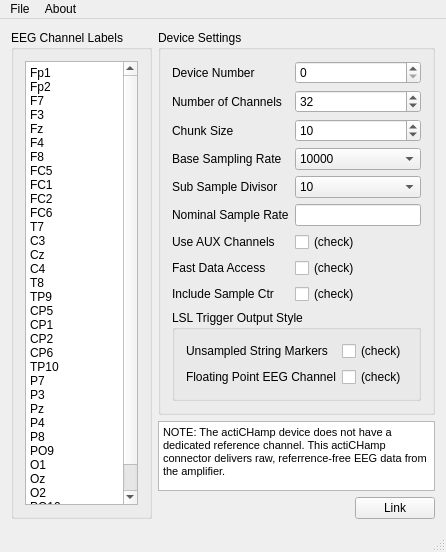
Qt form mainwindow.ui (brain-products/LSL-actiCHamp) before a commit.
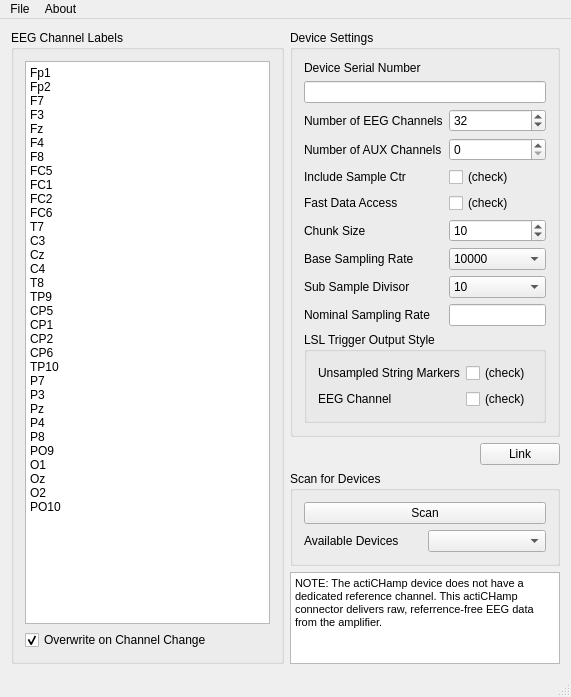
The same form after that commit.

Diff of the .ui file:
```diff
--- a/mainwindow.ui
+++ b/mainwindow.ui
@@ -6,8 +6,8 @@
    <rect>
     <x>0</x>
     <y>0</y>
-    <width>431</width>
-    <height>552</height>
+    <width>571</width>
+    <height>697</height>
    </rect>
   </property>
   <property name="windowTitle">
@@ -62,6 +62,19 @@
          </property>
         </widget>
        </item>
+       <item row="1" column="0">
+        <widget class="QCheckBox" name="overwriteChannelLabels">
+         <property name="toolTip">
+          <string>If checked, channel labels will auto-update when number of EEG channels or AUX channels is adjusted.</string>
+         </property>
+         <property name="text">
+          <string>Overwrite on Channel Change</string>
+         </property>
+         <property name="checked">
+          <bool>true</bool>
+         </property>
+        </widget>
+       </item>
       </layout>
      </widget>
     </item>
@@ -77,37 +90,21 @@
           <enum>QFormLayout::AllNonFixedFieldsGrow</enum>
          </property>
          <item row="0" column="0">
-          <widget class="QLabel" name="label_4">
+          <widget class="QLabel" name="label_12">
            <property name="text">
-            <string>Device Number</string>
+            <string>Device Serial Number</string>
            </property>
           </widget>
          </item>
-         <item row="0" column="1">
-          <widget class="QSpinBox" name="deviceNumber">
-           <property name="toolTip">
-            <string>The number of the USB device (if multiple); the first one is #0.</string>
-           </property>
-           <property name="minimum">
-            <number>0</number>
-           </property>
-           <property name="maximum">
-            <number>256</number>
-           </property>
-           <property name="value">
-            <number>0</number>
-           </property>
-          </widget>
-         </item>
-         <item row="1" column="0">
+         <item row="2" column="0">
           <widget class="QLabel" name="label_2">
            <property name="text">
-            <string>Number of Channels</string>
+            <string>Number of EEG Channels</string>
            </property>
           </widget>
          </item>
-         <item row="1" column="1">
-          <widget class="QSpinBox" name="channelCount">
+         <item row="2" column="1">
+          <widget class="QSpinBox" name="eegChannelCount">
            <property name="toolTip">
             <string>This must match the number of entries in the channel list</string>
            </property>
@@ -125,14 +122,68 @@
            </property>
           </widget>
          </item>
-         <item row="2" column="0">
+         <item row="3" column="0">
+          <widget class="QLabel" name="label_7">
+           <property name="text">
+            <string>Number of AUX Channels</string>
+           </property>
+          </widget>
+         </item>
+         <item row="3" column="1">
+          <widget class="QSpinBox" name="auxChannelCount">
+           <property name="toolTip">
+            <string>Number of requested aux channels. </string>
+           </property>
+           <property name="maximum">
+            <number>8</number>
+           </property>
+          </widget>
+         </item>
+         <item row="4" column="0">
+          <widget class="QLabel" name="label_11">
+           <property name="text">
+            <string>Include Sample Ctr</string>
+           </property>
+          </widget>
+         </item>
+         <item row="4" column="1">
+          <widget class="QCheckBox" name="useSampleCtr">
+           <property name="toolTip">
+            <string>Enabling this option will record an extra channel of EEG corresponding to the sample counter coming from the device. </string>
+           </property>
+           <property name="text">
+            <string>(check)</string>
+           </property>
+          </widget>
+         </item>
+         <item row="5" column="0">
+          <widget class="QLabel" name="label_8">
+           <property name="text">
+            <string>Fast Data Access</string>
+           </property>
+          </widget>
+         </item>
+         <item row="5" column="1">
+          <widget class="QCheckBox" name="fastDataAccess">
+           <property name="toolTip">
+            <string>This will enable the fast data access mode of the amplifier. The data will arrive with lower latency at the cost of disabling periodic connection checks with the amplifier.</string>
+           </property>
+           <property name="text">
+            <string>(check)</string>
+           </property>
+           <property name="checked">
+            <bool>false</bool>
+           </property>
+          </widget>
+         </item>
+         <item row="6" column="0">
           <widget class="QLabel" name="label">
            <property name="text">
             <string>Chunk Size</string>
            </property>
           </widget>
          </item>
-         <item row="2" column="1">
+         <item row="6" column="1">
           <widget class="QSpinBox" name="chunkSize">
            <property name="toolTip">
             <string>The number of samples per chunk emitted by the driver -- a small value will lead to lower overall latency but causes more CPU load</string>
@@ -148,14 +199,14 @@
            </property>
           </widget>
          </item>
-         <item row="3" column="0">
+         <item row="7" column="0">
           <widget class="QLabel" name="label_3">
            <property name="text">
             <string>Base Sampling Rate</string>
            </property>
           </widget>
          </item>
-         <item row="3" column="1">
+         <item row="7" column="1">
           <widget class="QComboBox" name="baseSamplingRate">
            <property name="toolTip">
             <string>The sampling rate to use; higher sampling rates require more network bandwidth (and storage space if recording), particularly the very high rates of 10KHz+. The native rates are those that are natively supported by the hardware and the resampled rates are resampled in software  (using a linear-phase sinc resampler that delays the output signal by 5 samples).</string>
@@ -180,14 +231,14 @@
            </item>
           </widget>
          </item>
-         <item row="4" column="0">
+         <item row="8" column="0">
           <widget class="QLabel" name="label_6">
            <property name="text">
             <string>Sub Sample Divisor</string>
            </property>
           </widget>
          </item>
-         <item row="4" column="1">
+         <item row="8" column="1">
           <widget class="QComboBox" name="subSampleDivisor">
            <property name="currentIndex">
             <number>3</number>
@@ -229,61 +280,21 @@
            </item>
           </widget>
          </item>
-         <item row="5" column="0">
+         <item row="9" column="0">
           <widget class="QLabel" name="label_10">
            <property name="text">
-            <string>Nominal Sample Rate</string>
+            <string>Nominal Sampling Rate</string>
            </property>
           </widget>
          </item>
-         <item row="5" column="1">
+         <item row="9" column="1">
           <widget class="QLineEdit" name="nominalSamplingRate">
            <property name="readOnly">
             <bool>true</bool>
            </property>
           </widget>
          </item>
-         <item row="6" column="0">
-          <widget class="QLabel" name="label_7">
-           <property name="text">
-            <string>Use AUX Channels</string>
-           </property>
-          </widget>
-         </item>
-         <item row="6" column="1">
-          <widget class="QCheckBox" name="useAUX">
-           <property name="toolTip">
-            <string>If this is checked then the last 8 channels will hold the AUX signals; make sure to increase your channel count accordingly.</string>
-           </property>
-           <property name="text">
-            <string>(check)</string>
-           </property>
-           <property name="checked">
-            <bool>false</bool>
-           </property>
-          </widget>
-         </item>
-         <item row="7" column="0">
-          <widget class="QLabel" name="label_8">
-           <property name="text">
-            <string>Fast Data Access</string>
-           </property>
-          </widget>
-         </item>
-         <item row="7" column="1">
-          <widget class="QCheckBox" name="fastDataAccess">
-           <property name="toolTip">
-            <string>This will enable the fast data access mode of the amplifier. The data will arrive with lower latency at the cost of disabling periodic connection checks with the amplifier.</string>
-           </property>
-           <property name="text">
-            <string>(check)</string>
-           </property>
-           <property name="checked">
-            <bool>false</bool>
-           </property>
-          </widget>
-         </item>
-         <item row="9" column="0" colspan="2">
+         <item row="14" column="0" colspan="2">
           <widget class="QGroupBox" name="groupBox_3">
            <property name="title">
             <string>LSL Trigger Output Style</string>
@@ -312,7 +323,7 @@
             <item row="1" column="0">
              <widget class="QLabel" name="label_9">
               <property name="text">
-               <string>Floating Point EEG Channel</string>
+               <string>EEG Channel</string>
               </property>
              </widget>
             </item>
@@ -329,53 +340,16 @@
            </layout>
           </widget>
          </item>
-         <item row="8" column="0">
-          <widget class="QLabel" name="label_11">
-           <property name="text">
-            <string>Include Sample Ctr</string>
-           </property>
-          </widget>
-         </item>
-         <item row="8" column="1">
-          <widget class="QCheckBox" name="useSampleCtr">
+         <item row="1" column="0" colspan="2">
+          <widget class="QLineEdit" name="serialNumber">
            <property name="toolTip">
-            <string>Enabling this option will record an extra channel of EEG corresponding to the sample counter coming from the device. </string>
-           </property>
-           <property name="text">
-            <string>(check)</string>
+            <string>Serial number identifying requested devices. Hit scan to update.</string>
            </property>
           </widget>
          </item>
         </layout>
        </widget>
       </item>
-      <item>
-       <widget class="QTextEdit" name="textEdit">
-        <property name="readOnly">
-         <bool>true</bool>
-        </property>
-        <property name="html">
-         <string>&lt;!DOCTYPE HTML PUBLIC &quot;-//W3C//DTD HTML 4.0//EN&quot; &quot;http://www.w3.org/TR/REC-html40/strict.dtd&quot;&gt;
-&lt;html&gt;&lt;head&gt;&lt;meta name=&quot;qrichtext&quot; content=&quot;1&quot; /&gt;&lt;style type=&quot;text/css&quot;&gt;
-p, li { white-space: pre-wrap; }
-&lt;/style&gt;&lt;/head&gt;&lt;body style=&quot; font-family:'MS Shell Dlg 2'; font-size:8.25pt; font-weight:400; font-style:normal;&quot;&gt;
-&lt;p style=&quot; margin-top:0px; margin-bottom:0px; margin-left:0px; margin-right:0px; -qt-block-indent:0; text-indent:0px;&quot;&gt;&lt;span style=&quot; font-family:'MS Shell Dlg 2';&quot;&gt;NOTE: The actiCHamp device does not have a dedicated reference channel. This actiCHamp connector delivers raw, referrence-free EEG data from the amplifier.&lt;/span&gt;&lt;/p&gt;&lt;/body&gt;&lt;/html&gt;</string>
-        </property>
-       </widget>
-      </item>
-      <item>
-       <spacer name="verticalSpacer">
-        <property name="orientation">
-         <enum>Qt::Vertical</enum>
-        </property>
-        <property name="sizeHint" stdset="0">
-         <size>
-          <width>20</width>
-          <height>40</height>
-         </size>
-        </property>
-       </spacer>
-      </item>
       <item>
        <layout class="QHBoxLayout" name="horizontalLayout">
         <item>
@@ -400,6 +374,53 @@
         </item>
        </layout>
       </item>
+      <item>
+       <widget class="QGroupBox" name="scanGroup">
+        <property name="title">
+         <string>Scan for Devices</string>
+        </property>
+        <layout class="QGridLayout" name="gridLayout_2">
+         <item row="1" column="1">
+          <widget class="QComboBox" name="availableDevices">
+           <property name="toolTip">
+            <string>List of connected devices.</string>
+           </property>
+          </widget>
+         </item>
+         <item row="1" column="0">
+          <widget class="QLabel" name="label_4">
+           <property name="text">
+            <string>Available Devices</string>
+           </property>
+          </widget>
+         </item>
+         <item row="0" column="0" colspan="2">
+          <widget class="QPushButton" name="refreshDevices">
+           <property name="toolTip">
+            <string>Scan for device connected via USB.</string>
+           </property>
+           <property name="text">
+            <string>Scan</string>
+           </property>
+          </widget>
+         </item>
+        </layout>
+       </widget>
+      </item>
+      <item>
+       <widget class="QTextEdit" name="textEdit">
+        <property name="readOnly">
+         <bool>true</bool>
+        </property>
+        <property name="html">
+         <string>&lt;!DOCTYPE HTML PUBLIC &quot;-//W3C//DTD HTML 4.0//EN&quot; &quot;http://www.w3.org/TR/REC-html40/strict.dtd&quot;&gt;
+&lt;html&gt;&lt;head&gt;&lt;meta name=&quot;qrichtext&quot; content=&quot;1&quot; /&gt;&lt;style type=&quot;text/css&quot;&gt;
+p, li { white-space: pre-wrap; }
+&lt;/style&gt;&lt;/head&gt;&lt;body style=&quot; font-family:'MS Shell Dlg 2'; font-size:8.25pt; font-weight:400; font-style:normal;&quot;&gt;
+&lt;p style=&quot; margin-top:0px; margin-bottom:0px; margin-left:0px; margin-right:0px; -qt-block-indent:0; text-indent:0px;&quot;&gt;&lt;span style=&quot; font-family:'MS Shell Dlg 2';&quot;&gt;NOTE: The actiCHamp device does not have a dedicated reference channel. This actiCHamp connector delivers raw, referrence-free EEG data from the amplifier.&lt;/span&gt;&lt;/p&gt;&lt;/body&gt;&lt;/html&gt;</string>
+        </property>
+       </widget>
+      </item>
      </layout>
     </item>
    </layout>
@@ -409,7 +430,7 @@
     <rect>
      <x>0</x>
      <y>0</y>
-     <width>431</width>
+     <width>571</width>
      <height>21</height>
     </rect>
    </property>
```
Left out of the diff: 14 changed lines with no effect on the pictures.
